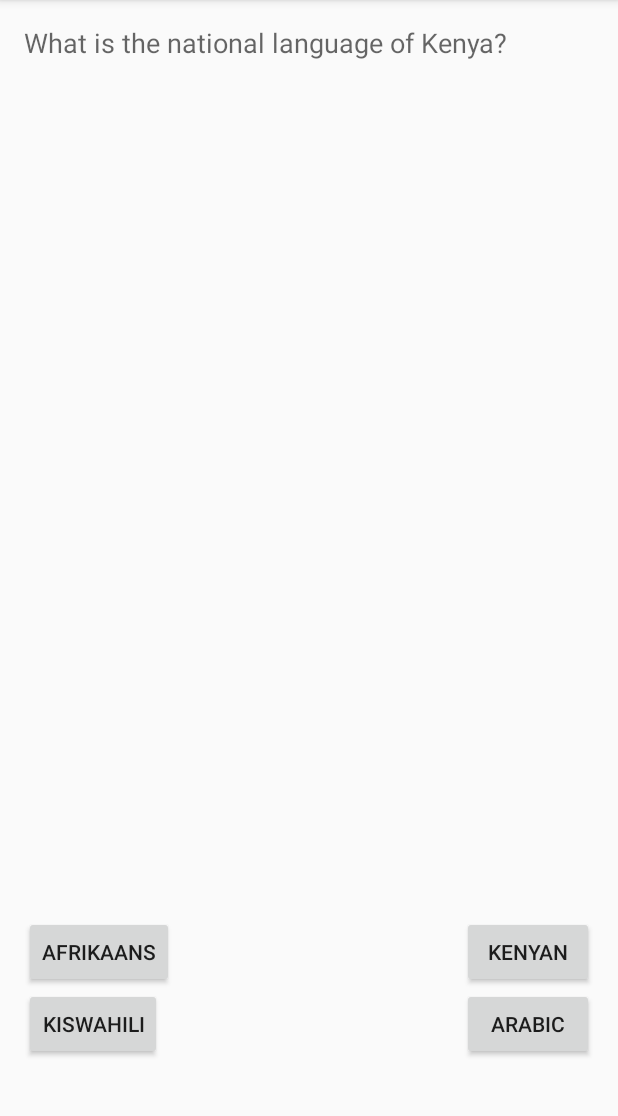
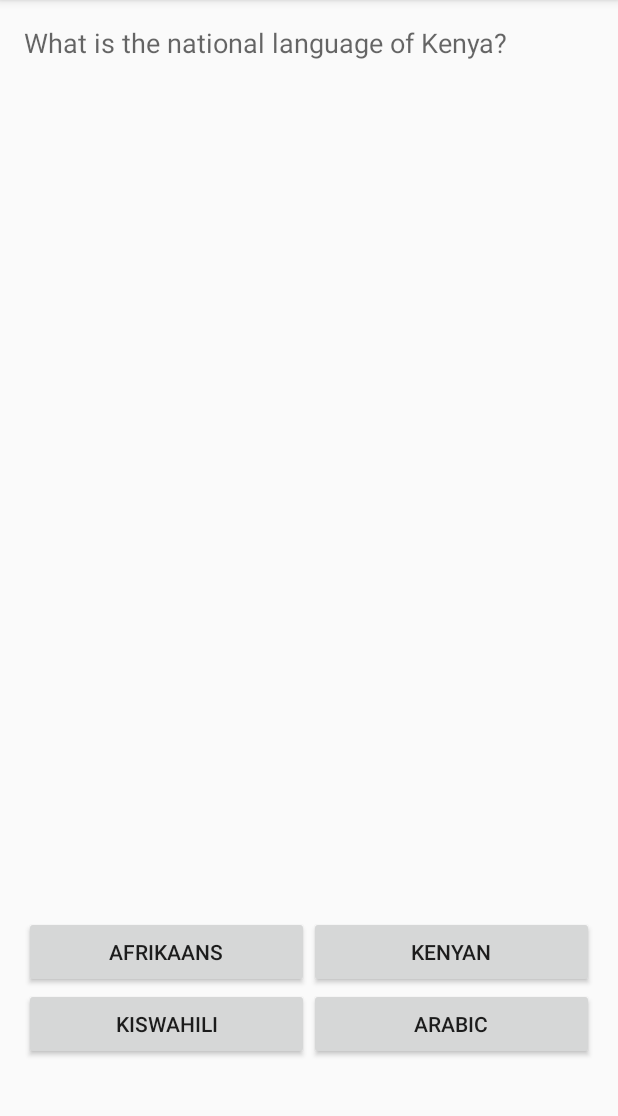
Before and after one commit to konnov-007/quiz, an Android app: the MainGameActivity screen opened directly, with no data from a screen before it, on a phone screen of 412 x 824 dp, the part 84-1200 px from its top. Run offline under Robolectric (Android 15) with nearby library versions, the phone set to English and light mode, and no system bars.

Commit message:
alpha #4

```diff
--- a/app/src/main/res/layout/main_game.xml
+++ b/app/src/main/res/layout/main_game.xml
@@ -11,52 +11,79 @@
     tools:context=".MainGameActivity"
     android:id="@+id/main_game_layout">
 
-    <Button
+    <TableRow
         android:layout_width="wrap_content"
+        android:layout_height="wrap_content" >
+
+        <TextView
+            android:layout_width="wrap_content"
+            android:layout_height="wrap_content"
+            android:textAppearance="?android:attr/textAppearanceMedium"
+            android:text="@string/question_1"
+            android:id="@+id/question_text"
+            android:layout_alignParentTop="true"
+            android:layout_alignParentLeft="true"
+            android:layout_alignParentStart="true" />
+    </TableRow>
+
+    <TableLayout
+        android:layout_width="fill_parent"
         android:layout_height="wrap_content"
-        android:text="@string/question_1_answer_3"
-        android:id="@+id/answer3"
         android:layout_alignParentBottom="true"
         android:layout_alignParentLeft="true"
-        android:layout_alignParentStart="true"
-        android:layout_marginBottom="45dp"
-        />
+        android:layout_alignParentStart="true">
 
-    <Button
-        android:layout_width="wrap_content"
-        android:layout_height="wrap_content"
-        android:text="@string/question_1_answer_4"
-        android:id="@+id/answer4"
-        android:layout_alignTop="@+id/answer3"
-        android:layout_alignParentRight="true"
-        android:layout_alignParentEnd="true" />
+        <TableRow
+            android:layout_width="fill_parent"
+            android:layout_height="match_parent" >
 
-    <Button
-        android:layout_width="wrap_content"
-        android:layout_height="wrap_content"
-        android:text="@string/question_1_answer_1"
-        android:id="@+id/answer1"
-        android:layout_above="@+id/answer3"
-        android:layout_alignParentLeft="true"
-        android:layout_alignParentStart="true" />
+            <Button
+                android:layout_height="wrap_content"
+                android:text="@string/question_1_answer_1"
+                android:id="@+id/answer1"
+                android:layout_above="@+id/answer3"
+                android:layout_alignParentLeft="true"
+                android:layout_alignParentStart="true"
+                android:layout_width="0dp"
+                android:layout_weight="1" />
 
-    <Button
-        android:layout_width="wrap_content"
-        android:layout_height="wrap_content"
-        android:text="@string/question_1_answer_2"
-        android:id="@+id/answer2"
-        android:layout_above="@+id/answer4"
-        android:layout_alignRight="@+id/answer4"
-        android:layout_alignEnd="@+id/answer4" />
+            <Button
+                android:layout_height="wrap_content"
+                android:text="@string/question_1_answer_2"
+                android:id="@+id/answer2"
+                android:layout_above="@+id/answer4"
+                android:layout_alignRight="@+id/answer4"
+                android:layout_alignEnd="@+id/answer4"
+                android:layout_width="0dp"
+                android:layout_weight="1" />
+        </TableRow>
 
-    <TextView
-        android:layout_width="wrap_content"
-        android:layout_height="wrap_content"
-        android:textAppearance="?android:attr/textAppearanceMedium"
-        android:text="@string/question_1"
-        android:id="@+id/question_text"
-        android:layout_alignParentTop="true"
-        android:layout_alignParentLeft="true"
-        android:layout_alignParentStart="true" />
+        <TableRow
+            android:layout_width="fill_parent"
+            android:layout_height="match_parent" >
+
+            <Button
+                android:layout_width="0dp"
+                android:layout_height="wrap_content"
+                android:text="@string/question_1_answer_3"
+                android:id="@+id/answer3"
+                android:layout_alignParentBottom="true"
+                android:layout_alignParentLeft="true"
+                android:layout_alignParentStart="true"
+                android:layout_marginBottom="45dp"
+                android:layout_weight="1" />
+
+            <Button
+                android:layout_width="0dp"
+                android:layout_height="wrap_content"
+                android:text="@string/question_1_answer_4"
+                android:id="@+id/answer4"
+                android:layout_alignTop="@+id/answer3"
+                android:layout_alignParentRight="true"
+                android:layout_alignParentEnd="true"
+                android:layout_weight="1" />
+        </TableRow>
+
+    </TableLayout>
 
 </RelativeLayout>
```
Also changed, not shown: app/src/main/res/layout/activity_finish_game.xml (+5 -3 lines), app/src/main/res/layout/activity_main.xml (+22 -15 lines), app/src/main/res/drawable/finish_backgroud.png (added).
